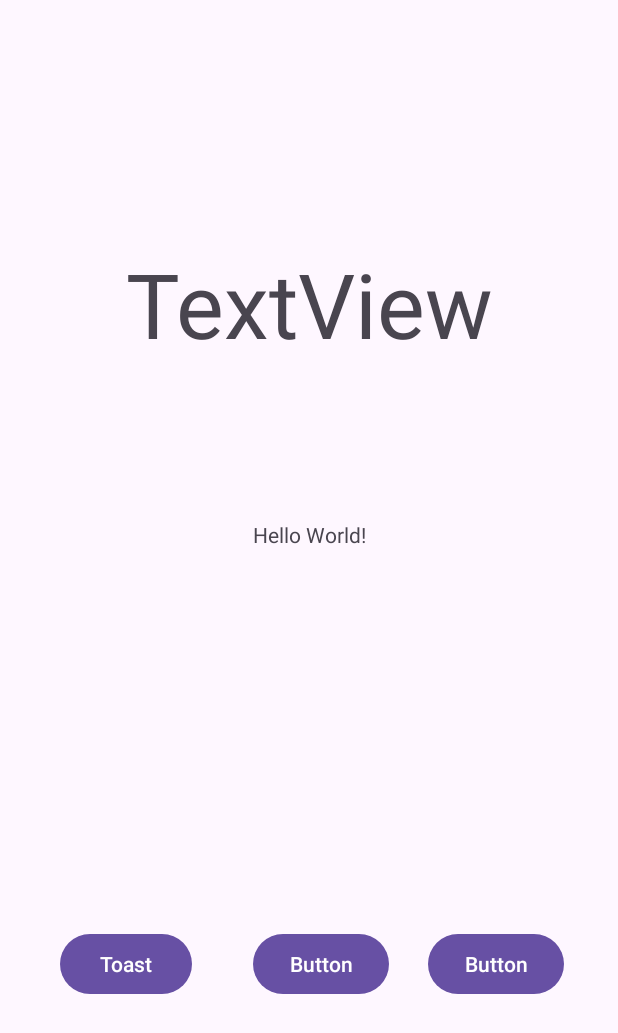
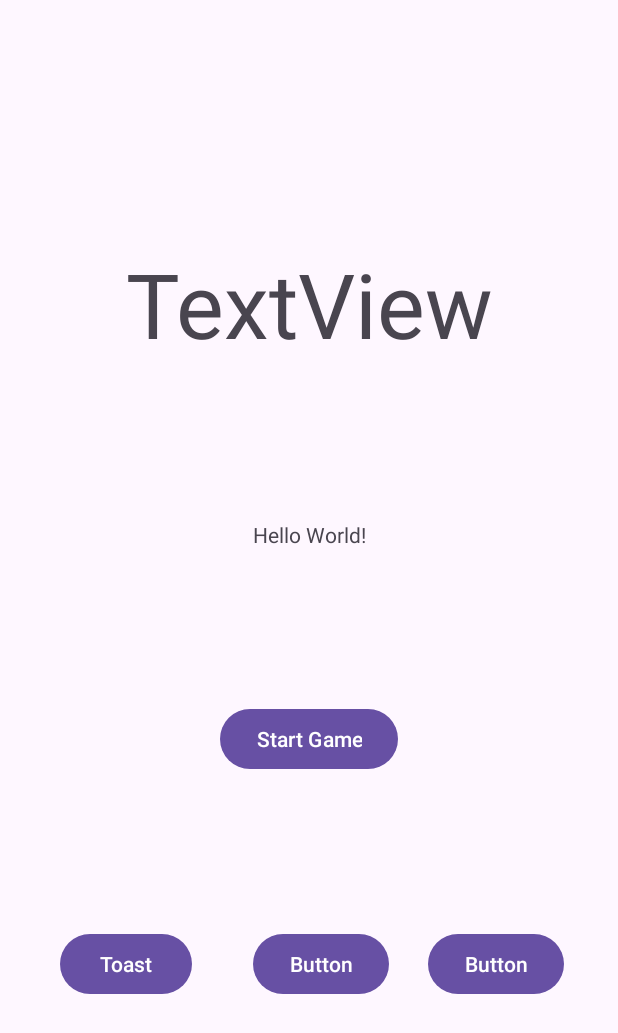
Before and after one commit to Losyash-89/Android_LR_1, an Android app: the screen it shows after launch (MainActivity), on a phone screen of 412 x 824 dp. Shown: the top 1033 px of the screen. Run offline under Robolectric (Android 15) with nearby library versions, the phone set to English and light mode, and no system bars.

Commit message:
23.59 Create activity "BullsAndCows"

```diff
--- a/AndroidProject/app/src/main/java/mai/team2/lab_1/MainActivity.java
+++ b/AndroidProject/app/src/main/java/mai/team2/lab_1/MainActivity.java
@@ -2,18 +2,27 @@ package mai.team2.lab_1;
 
 import androidx.appcompat.app.AppCompatActivity;
 
+import android.content.Intent;
 import android.os.Bundle;
+import android.view.View;
+import android.widget.Button;
 
 public class MainActivity extends AppCompatActivity {
-
-
-    int x =7;
 
 
     @Override
     protected void onCreate(Bundle savedInstanceState) {
         super.onCreate(savedInstanceState);
         setContentView(R.layout.activity_main);
+
+        Button ButtonIntentToBullsAndCows = (Button) findViewById(R.id.buttonStartGame);
+        ButtonIntentToBullsAndCows.setOnClickListener(new View.OnClickListener() {
+            @Override
+            public void onClick(View view) {
+                Intent intenToBullsAndCows = new Intent(MainActivity.this, BullsAndCowsActivity.class);
+                startActivity(intenToBullsAndCows);
+            }
+        });
     }
 
 
--- a/AndroidProject/app/src/main/res/layout/activity_main.xml
+++ b/AndroidProject/app/src/main/res/layout/activity_main.xml
@@ -7,6 +7,7 @@
     tools:context=".MainActivity">
 
     <TextView
+        android:id="@+id/textView2"
         android:layout_width="wrap_content"
         android:layout_height="wrap_content"
         android:text="Hello World!"
@@ -65,4 +66,16 @@
         app:layout_constraintTop_toTopOf="parent"
         app:layout_constraintVertical_bias="0.797" />
 
+    <Button
+        android:id="@+id/buttonStartGame"
+        android:layout_width="wrap_content"
+        android:layout_height="wrap_content"
+        android:text="@string/startgame"
+        app:layout_constraintBottom_toTopOf="@+id/button3"
+        app:layout_constraintEnd_toEndOf="parent"
+        app:layout_constraintHorizontal_bias="0.5"
+        app:layout_constraintStart_toStartOf="parent"
+        app:layout_constraintTop_toBottomOf="@+id/textView2"
+        app:layout_constraintVertical_bias="0.5" />
+
 </androidx.constraintlayout.widget.ConstraintLayout>
--- a/AndroidProject/app/src/main/res/values/strings.xml
+++ b/AndroidProject/app/src/main/res/values/strings.xml
@@ -1,3 +1,4 @@
 <resources>
-    <string name="app_name">LAB_1</string>
+    <string name="app_name">Bulls and cows</string>
+    <string name="startgame">Start Game</string>
 </resources>
```
Also changed, not shown: AndroidProject/app/src/main/AndroidManifest.xml (+5 -2 lines), AndroidProject/app/src/main/java/mai/team2/lab_1/BullsAndCowsActivity.java (added, +15 -0 lines), AndroidProject/app/src/main/res/layout/activity_bulls_and_cows.xml (added, +9 -0 lines).
